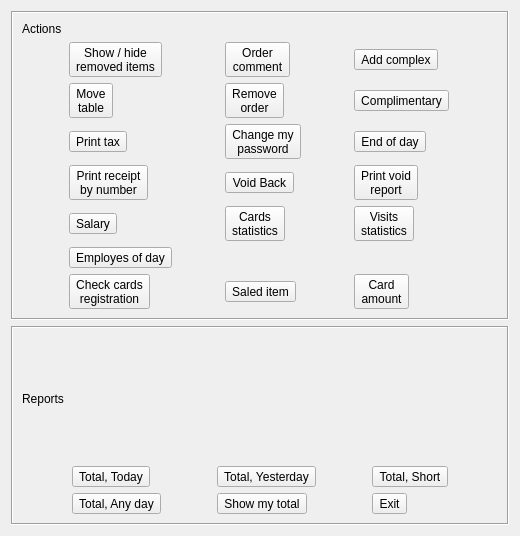
Old version of the form Restaurant2/rtools.ui in the repository End1-1/Resort-2.
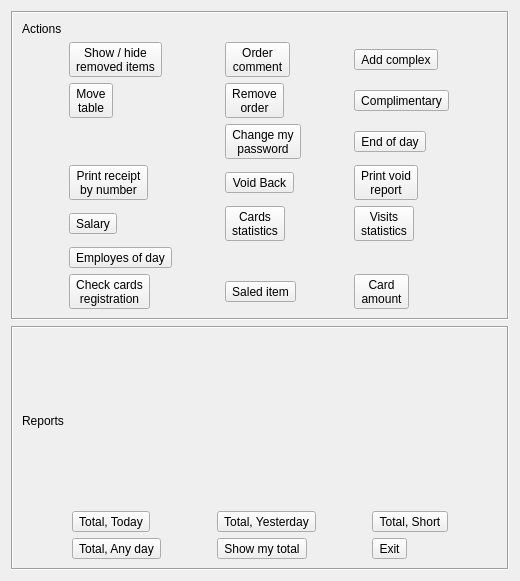
New version of the form. Icons and pictures are not drawn.

What changed in the file:
```diff
--- a/Restaurant2/rtools.ui
+++ b/Restaurant2/rtools.ui
@@ -7,7 +7,7 @@
     <x>0</x>
     <y>0</y>
     <width>520</width>
-    <height>536</height>
+    <height>581</height>
    </rect>
   </property>
   <property name="windowTitle">
@@ -104,20 +104,6 @@
           </property>
          </widget>
         </item>
-        <item row="2" column="0">
-         <widget class="QToolButton" name="btnTax">
-          <property name="text">
-           <string>Print tax</string>
-          </property>
-          <property name="icon">
-           <iconset resource="res.qrc">
-            <normaloff>:/images/tax.png</normaloff>:/images/tax.png</iconset>
-          </property>
-          <property name="toolButtonStyle">
-           <enum>Qt::ToolButtonTextUnderIcon</enum>
-          </property>
-         </widget>
-        </item>
         <item row="4" column="2">
          <widget class="QToolButton" name="btnVisitStat">
           <property name="text">
```
